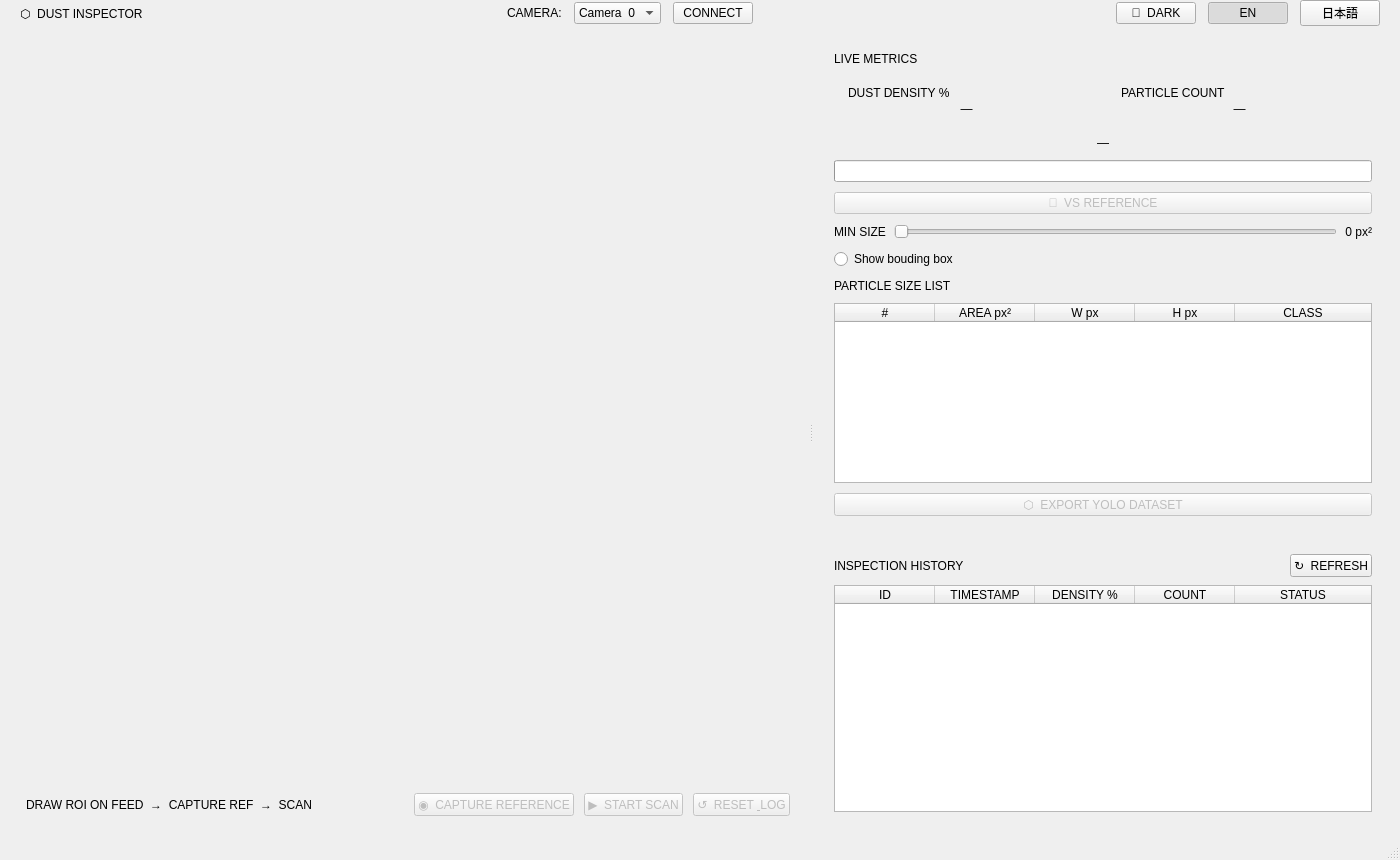
Before: the Qt Designer form dust_inspector.ui in ADPL-190400/Dusty_Analysis, drawn with Qt 5.
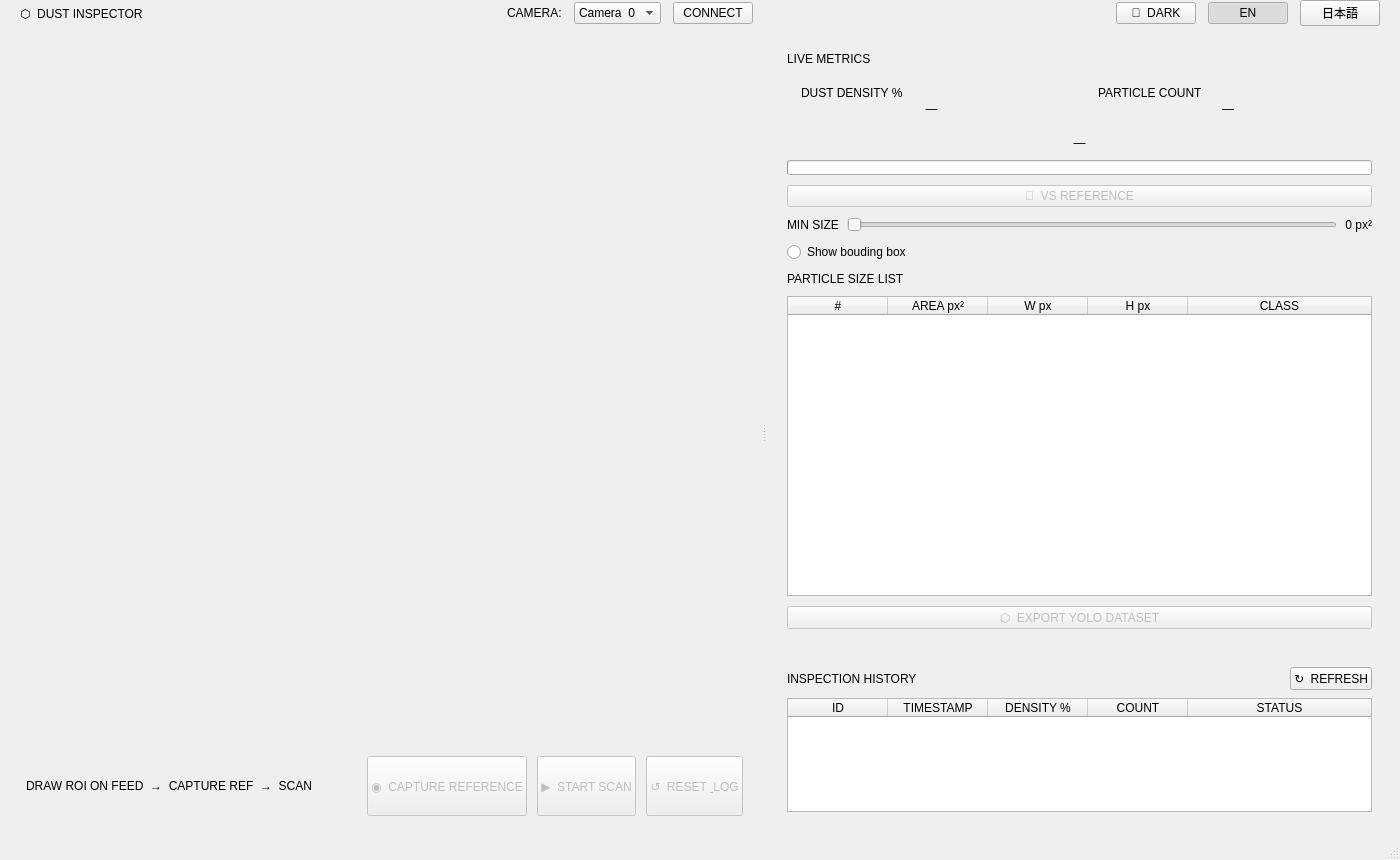
After: the same form once the commit is applied. Custom widgets are drawn as their Qt base class.

Diff of the .ui file:
```diff
--- a/dust_inspector.ui
+++ b/dust_inspector.ui
@@ -219,8 +219,8 @@
           </property>
           <property name="maximumSize">
            <size>
-            <width>2048</width>
-            <height>1028</height>
+            <width>16777215</width>
+            <height>16777215</height>
            </size>
           </property>
           <property name="text">
@@ -274,6 +274,12 @@
              <property name="enabled">
               <bool>false</bool>
              </property>
+             <property name="minimumSize">
+              <size>
+               <width>0</width>
+               <height>60</height>
+              </size>
+             </property>
              <property name="text">
               <string>◉  CAPTURE REFERENCE</string>
              </property>
@@ -284,6 +290,12 @@
              <property name="enabled">
               <bool>false</bool>
              </property>
+             <property name="minimumSize">
+              <size>
+               <width>0</width>
+               <height>60</height>
+              </size>
+             </property>
              <property name="text">
               <string>▶  START SCAN</string>
              </property>
@@ -294,6 +306,12 @@
              <property name="enabled">
               <bool>false</bool>
              </property>
+             <property name="minimumSize">
+              <size>
+               <width>0</width>
+               <height>60</height>
+              </size>
+             </property>
              <property name="text">
               <string>↺  RESET &amp; LOG</string>
              </property>
@@ -341,6 +359,12 @@
            </property>
            <item>
             <widget class="QLabel" name="lblSectionMetrics">
+             <property name="maximumSize">
+              <size>
+               <width>16777215</width>
+               <height>25</height>
+              </size>
+             </property>
              <property name="text">
               <string>LIVE METRICS</string>
              </property>
@@ -441,6 +465,12 @@
            </item>
            <item>
             <widget class="QProgressBar" name="progressDensity">
+             <property name="maximumSize">
+              <size>
+               <width>16777215</width>
+               <height>15</height>
+              </size>
+             </property>
              <property name="maximum">
               <number>100</number>
              </property>
@@ -472,6 +502,12 @@
              </property>
              <item>
               <widget class="QLabel" name="lblSizeFilterTitle">
+               <property name="maximumSize">
+                <size>
+                 <width>16777215</width>
+                 <height>25</height>
+                </size>
+               </property>
                <property name="text">
                 <string>MIN SIZE</string>
                </property>
@@ -485,6 +521,12 @@
                  <verstretch>0</verstretch>
                 </sizepolicy>
                </property>
+               <property name="maximumSize">
+                <size>
+                 <width>16777215</width>
+                 <height>25</height>
+                </size>
+               </property>
                <property name="minimum">
                 <number>0</number>
                </property>
@@ -501,6 +543,12 @@
              </item>
              <item>
               <widget class="QLabel" name="lblSizeFilterValue">
+               <property name="maximumSize">
+                <size>
+                 <width>16777215</width>
+                 <height>25</height>
+                </size>
+               </property>
                <property name="text">
                 <string>0 px²</string>
                </property>
@@ -513,6 +561,12 @@
            </item>
            <item>
             <widget class="QRadioButton" name="radioShowBB">
+             <property name="maximumSize">
+              <size>
+               <width>16777215</width>
+               <height>25</height>
+              </size>
+             </property>
              <property name="text">
               <string>Show bouding box</string>
              </property>
@@ -520,6 +574,12 @@
            </item>
            <item>
             <widget class="QLabel" name="lblSectionParticles">
+             <property name="maximumSize">
+              <size>
+               <width>16777215</width>
+               <height>25</height>
+              </size>
+             </property>
              <property name="text">
               <string>PARTICLE SIZE LIST</string>
              </property>
@@ -533,10 +593,16 @@
                <verstretch>0</verstretch>
               </sizepolicy>
              </property>
+             <property name="minimumSize">
+              <size>
+               <width>0</width>
+               <height>300</height>
+              </size>
+             </property>
              <property name="maximumSize">
               <size>
                <width>16777215</width>
-               <height>180</height>
+               <height>16777215</height>
               </size>
              </property>
              <property name="editTriggers">
@@ -608,6 +674,12 @@
             <verstretch>1</verstretch>
            </sizepolicy>
           </property>
+          <property name="maximumSize">
+           <size>
+            <width>16777215</width>
+            <height>250</height>
+           </size>
+          </property>
           <layout class="QVBoxLayout" name="layoutHistory">
            <property name="spacing">
             <number>8</number>
@@ -665,10 +737,16 @@
              </property>
              <property name="minimumSize">
               <size>
-               <width>500</width>
+               <width>580</width>
                <height>0</height>
               </size>
              </property>
+             <property name="maximumSize">
+              <size>
+               <width>16777215</width>
+               <height>16777215</height>
+              </size>
+             </property>
              <property name="editTriggers">
               <set>QAbstractItemView::NoEditTriggers</set>
              </property>
```
